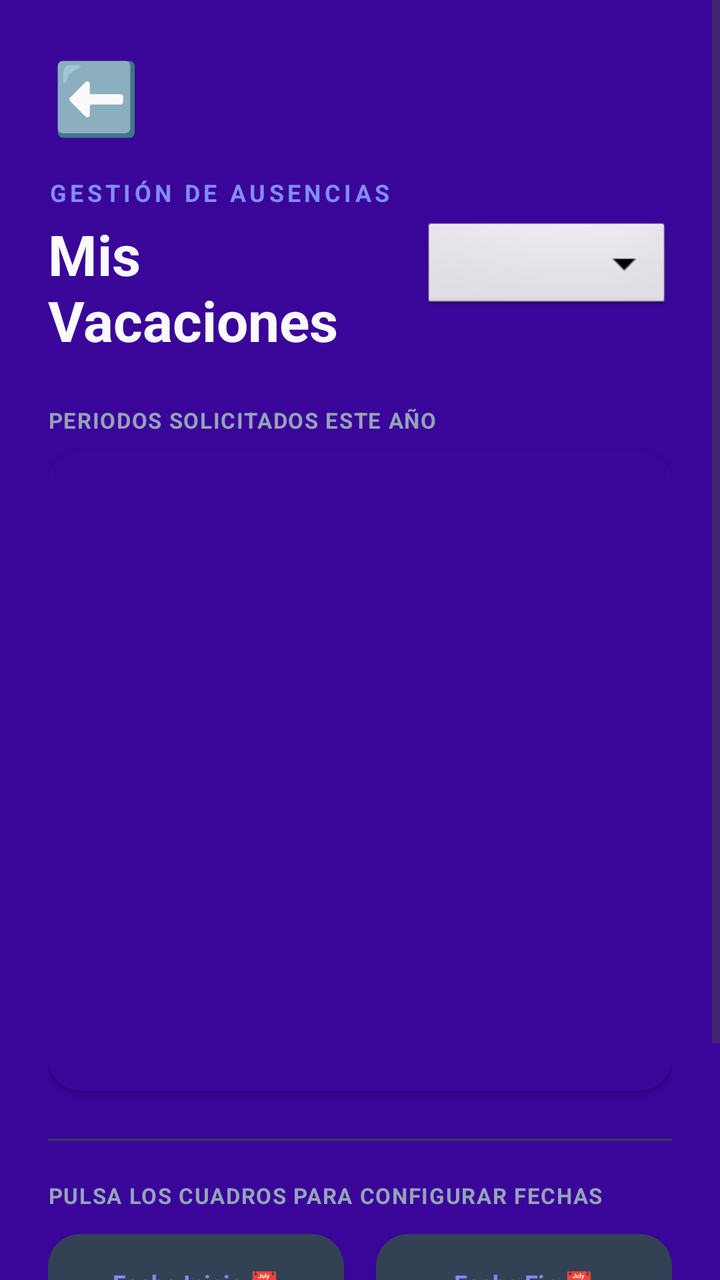
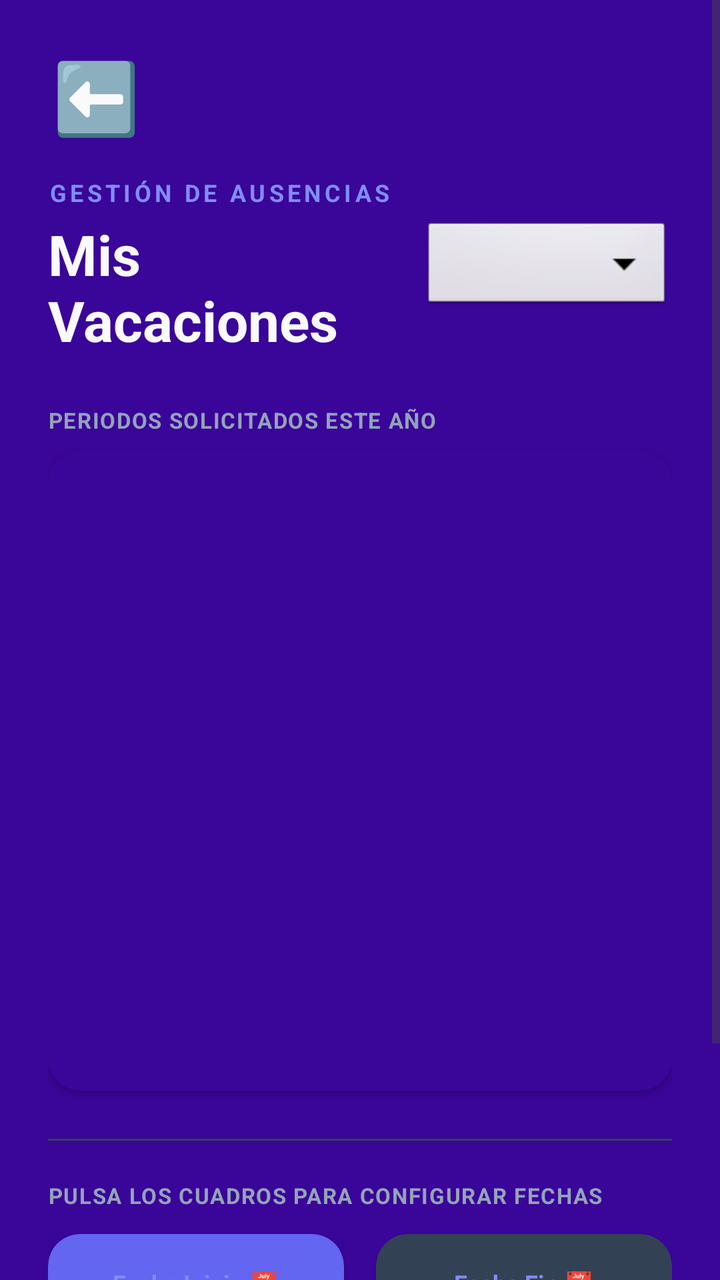

An Android layout rendered at two revisions. The XML below is the earlier revision; the diff shows what the commit changed to produce the second picture.
<!-- AndroidManifest.xml: application theme Theme.CalendarioLaboral_V30 -->
<!-- res/layout/activity_vacaciones.xml -->
<?xml version="1.0" encoding="utf-8"?>
<ScrollView
    xmlns:android="http://schemas.android.com/apk/res/android"
    xmlns:app="http://schemas.android.com/apk/res-auto"
    android:id="@+id/scrollVacaciones"
    android:layout_width="match_parent"
    android:layout_height="match_parent"
    android:background="@color/bg_app">

    <LinearLayout
        android:layout_width="match_parent"
        android:layout_height="wrap_content"
        android:orientation="vertical"
        android:padding="24dp">

        
        <TextView
            android:id="@+id/btnAtrasVacaciones"
            android:layout_width="48dp"
            android:layout_height="48dp"
            android:text="⬅️"
            android:textSize="35dp"
            android:gravity="center"
            android:textColor="@color/text_main"
            android:background="?android:attr/selectableItemBackgroundBorderless"
            android:clickable="true"
            android:focusable="true"
            android:contentDescription="Volver al panel principal" />

        
        <LinearLayout
            android:layout_width="match_parent"
            android:layout_height="wrap_content"
            android:orientation="horizontal"
            android:gravity="center_vertical"
            android:layout_marginTop="16dp"
            android:layout_marginBottom="24dp">

            <LinearLayout
                android:layout_width="0dp"
                android:layout_height="wrap_content"
                android:layout_weight="1"
                android:orientation="vertical">
                <TextView
                    android:layout_width="wrap_content"
                    android:layout_height="wrap_content"
                    android:text="GESTIÓN DE AUSENCIAS"
                    android:textColor="@color/app_accent"
                    android:textSize="12sp"
                    android:textStyle="bold"
                    android:letterSpacing="0.15" />
                <TextView
                    android:id="@+id/tvTituloVacaciones"
                    android:layout_width="wrap_content"
                    android:layout_height="wrap_content"
                    android:text="Mis Vacaciones"
                    android:textColor="@color/text_main"
                    android:textSize="28sp"
                    android:textStyle="bold"
                    android:layout_marginTop="4dp" />
            </LinearLayout>

            <Spinner
                android:id="@+id/spAnioVacaciones"
                android:layout_width="125dp"
                android:layout_height="48dp"
                android:layout_marginStart="10dp"
                android:background="@android:drawable/btn_dropdown"
                android:spinnerMode="dropdown" />
        </LinearLayout>

        
        <TextView
            android:layout_width="wrap_content"
            android:layout_height="wrap_content"
            android:text="PERIODOS SOLICITADOS ESTE AÑO"
            android:textColor="@color/text_secondary"
            android:textSize="11sp"
            android:textStyle="bold"
            android:layout_marginBottom="8dp"
            android:letterSpacing="0.05" />

        <androidx.cardview.widget.CardView
            android:layout_width="match_parent"
            android:layout_height="320dp"
            android:layout_marginBottom="24dp"
            app:cardCornerRadius="16dp"
            app:cardElevation="2dp"
            app:cardBackgroundColor="@color/bg_app">

            <androidx.recyclerview.widget.RecyclerView
                android:id="@+id/rvVacaciones"
                android:layout_width="match_parent"
                android:layout_height="match_parent"
                android:padding="8dp" />
        </androidx.cardview.widget.CardView>
        
        <View
            android:layout_width="match_parent"
            android:layout_height="1dp"
            android:background="@color/bg_fecha_disabled"
            android:layout_marginBottom="20dp" />

        
        <TextView
            android:layout_width="wrap_content"
            android:layout_height="wrap_content"
            android:text="PULSA LOS CUADROS PARA CONFIGURAR FECHAS"
            android:textColor="@color/text_secondary"
            android:textSize="11sp"
            android:textStyle="bold"
            android:layout_marginBottom="12dp"
            android:letterSpacing="0.05" />

        
        <LinearLayout
            android:layout_width="match_parent"
            android:layout_height="wrap_content"
            android:orientation="horizontal"
            android:layout_marginBottom="16dp">

            
            <androidx.cardview.widget.CardView
                android:id="@+id/cardFechaInicioContenedor"
                android:layout_width="0dp"
                android:layout_height="72dp"
                android:layout_weight="1"
                android:layout_marginEnd="8dp"
                app:cardCornerRadius="16dp"
                app:cardElevation="2dp"
                app:cardBackgroundColor="@color/bg_fecha_disabled">
                <LinearLayout
                    android:layout_width="match_parent"
                    android:layout_height="match_parent"
                    android:orientation="vertical"
                    android:gravity="center"
                    android:clickable="true"
                    android:focusable="true"
                    android:background="?android:attr/selectableItemBackground">
                    <TextView
                        android:layout_width="wrap_content"
                        android:layout_height="wrap_content"
                        android:text="Fecha Inicio 📅"
                        android:textColor="@color/app_accent"
                        android:textSize="12sp"
                        android:textStyle="bold" />
                    <TextView
                        android:id="@+id/tvFechaInicio"
                        android:layout_width="wrap_content"
                        android:layout_height="wrap_content"
                        android:text="-- / -- / ----"
                        android:textColor="@color/text_main"
                        android:textSize="14sp"
                        android:layout_marginTop="4dp" />
                </LinearLayout>
            </androidx.cardview.widget.CardView>

            
            <androidx.cardview.widget.CardView
                android:id="@+id/cardFechaFinContenedor"
                android:layout_width="0dp"
                android:layout_height="72dp"
                android:layout_weight="1"
                android:layout_marginStart="8dp"
                app:cardCornerRadius="16dp"
                app:cardElevation="2dp"
                app:cardBackgroundColor="@color/bg_fecha_disabled">
                <LinearLayout
                    android:layout_width="match_parent"
                    android:layout_height="match_parent"
                    android:orientation="vertical"
                    android:gravity="center"
                    android:clickable="true"
                    android:focusable="true"
                    android:background="?android:attr/selectableItemBackground">
                    <TextView
                        android:layout_width="wrap_content"
                        android:layout_height="wrap_content"
                        android:text="Fecha Fin 📅"
                        android:textColor="@color/app_accent"
                        android:textSize="12sp"
                        android:textStyle="bold" />
                    <TextView
                        android:id="@+id/tvFechaFin"
                        android:layout_width="wrap_content"
                        android:layout_height="wrap_content"
                        android:text="-- / -- / ----"
                        android:textColor="@color/text_main"
                        android:textSize="14sp"
                        android:layout_marginTop="4dp" />
                </LinearLayout>
            </androidx.cardview.widget.CardView>
        </LinearLayout>

        
        <TextView
            android:id="@+id/tvTotalDiasCalculados"
            android:layout_width="match_parent"
            android:layout_height="wrap_content"
            android:text="Días seleccionados: 0 días"
            android:textColor="@color/text_main"
            android:textSize="14sp"
            android:textStyle="bold"
            android:gravity="center"
            android:layout_marginBottom="16dp"
            android:visibility="gone" />

        
        <Button
            android:id="@+id/btnGuardarVacaciones"
            android:layout_width="match_parent"
            android:layout_height="56dp"
            android:text="Guardar Registro"
            android:backgroundTint="@color/app_primary"
            android:textColor="@color/text_main"
            android:textStyle="bold"
            android:textSize="16sp"
            app:cornerRadius="16dp" />

    </LinearLayout>
</ScrollView>
<!-- resources referenced by this layout -->
<resources>
  <color name="app_accent">#818CF8</color>
  <color name="app_primary">#6366F1</color>
  <color name="bg_app">#3A0599</color>
  <color name="bg_fecha_disabled">#334155</color>
  <color name="text_main">#F8FAFC</color>
  <color name="text_secondary">#94A3B8</color>
  <style name="Theme.CalendarioLaboral_V30" parent="Base.Theme.CalendarioLaboral_V30" />
  <style name="Base.Theme.CalendarioLaboral_V30" parent="Theme.Material3.DayNight.NoActionBar">
          
          
  
  
  
          
          <item name="android:statusBarColor">@color/app_primary</item>
  
          
          
          <item name="android:windowLightStatusBar">false</item>
  
  
      </style>
</resources>

<!-- the commit's change to res/layout/activity_vacaciones.xml (unified diff, before → after) -->
@@ -128,15 +128,12 @@
                 android:layout_marginEnd="8dp"
                 app:cardCornerRadius="16dp"
                 app:cardElevation="2dp"
-                app:cardBackgroundColor="@color/bg_fecha_disabled">
+                app:cardBackgroundColor="@color/bg_fecha_active">
                 <LinearLayout
                     android:layout_width="match_parent"
                     android:layout_height="match_parent"
                     android:orientation="vertical"
-                    android:gravity="center"
-                    android:clickable="true"
-                    android:focusable="true"
-                    android:background="?android:attr/selectableItemBackground">
+                    android:gravity="center">
                     <TextView
                         android:layout_width="wrap_content"
                         android:layout_height="wrap_content"
@@ -169,10 +166,7 @@
                     android:layout_width="match_parent"
                     android:layout_height="match_parent"
                     android:orientation="vertical"
-                    android:gravity="center"
-                    android:clickable="true"
-                    android:focusable="true"
-                    android:background="?android:attr/selectableItemBackground">
+                    android:gravity="center">
                     <TextView
                         android:layout_width="wrap_content"
                         android:layout_height="wrap_content"
@@ -211,7 +205,7 @@
             android:layout_width="match_parent"
             android:layout_height="56dp"
             android:text="Guardar Registro"
-            android:backgroundTint="@color/app_primary"
+            android:backgroundTint="@color/bg_btn_disabled"
             android:textColor="@color/text_main"
             android:textStyle="bold"
             android:textSize="16sp"
<!-- resource entries referenced after the edit -->
@@ -3,6 +3,8 @@
   <color name="app_accent">#818CF8</color>
   <color name="app_primary">#6366F1</color>
   <color name="bg_app">#3A0599</color>
+  <color name="bg_btn_disabled">#475569</color>
+  <color name="bg_fecha_active">#6366F1</color>
   <color name="bg_fecha_disabled">#334155</color>
   <color name="text_main">#F8FAFC</color>
   <color name="text_secondary">#94A3B8</color>
